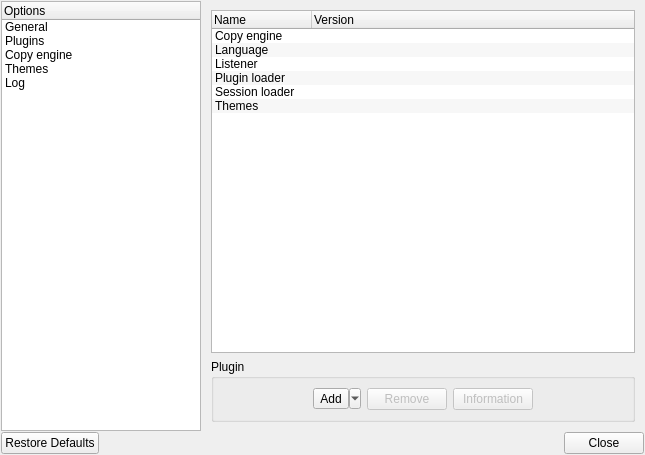
The window that OptionDialog.ui (alphaonex86/Ultracopier) describes before a commit, drawn with Qt 5.
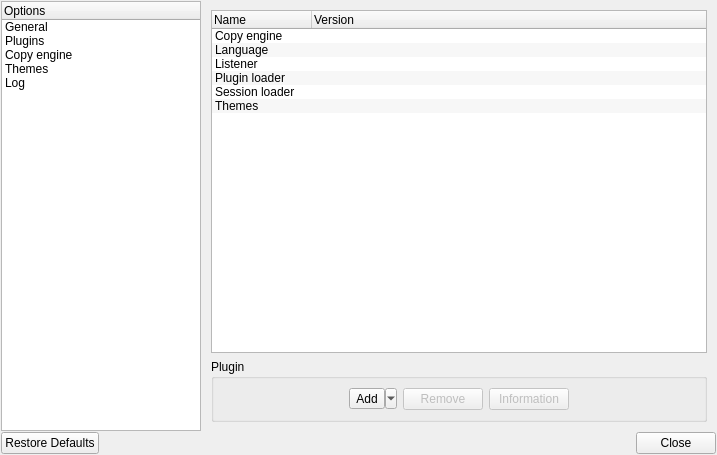
The same window after the commit. The open tabs and pages were chosen to show the change. Icons and pictures are not drawn.

Patch:
```diff
--- a/OptionDialog.ui
+++ b/OptionDialog.ui
@@ -6,7 +6,7 @@
    <rect>
     <x>0</x>
     <y>0</y>
-    <width>638</width>
+    <width>717</width>
     <height>455</height>
    </rect>
   </property>
```
Left out of the diff: 14 changed lines with no effect on the pictures.
